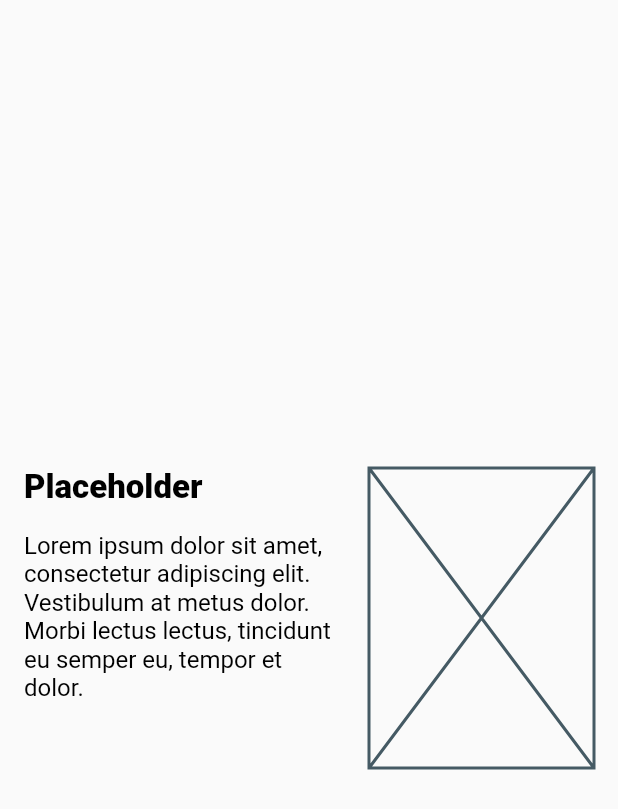
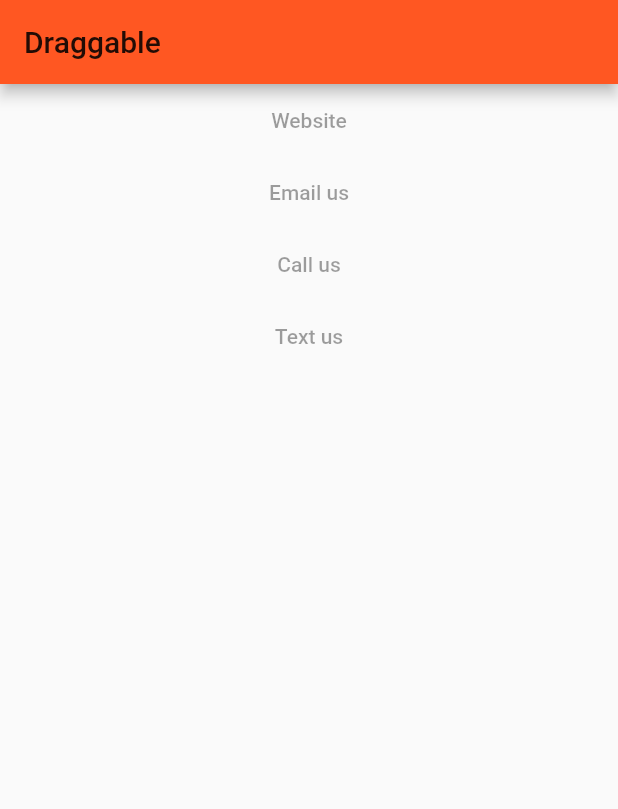
Before and after one commit to filiph/flutter_friday, a Flutter app: the screen it shows after launch, on a phone screen of 412 x 824 dp. Shown: the top 809 px of the screen. Run offline on Flutter 3.47's test engine with Material 2 defaults, Android fonts, the phone set to English and light mode, and no system bars; statements that could not run were skipped.

```diff
--- a/lib/main.dart
+++ b/lib/main.dart
@@ -1,6 +1,9 @@
+import 'dart:async';
+
 import 'package:flutter/cupertino.dart';
 import 'package:flutter/material.dart';
 import 'package:flutter/services.dart';
+import 'package:url_launcher/url_launcher.dart';
 
 void main() {
   SystemChrome.setSystemUIOverlayStyle(SystemUiOverlayStyle.dark);
@@ -34,14 +37,10 @@ class MyAppState extends State<MyApp> {
           primaryColorBrightness: Brightness.light,
         ),
         home: Scaffold(
-//          appBar: AppBar(
-//            title: Text('Draggable'),
-//          ),
+          appBar: AppBar(
+            title: Text('Draggable'),
+          ),
           body: MyHomePage(),
-//          floatingActionButton: FloatingActionButton(
-//            onPressed: () {},
-//            child: Icon(Icons.swap_vert),
-//          ),
         ));
   }
 }
@@ -49,42 +48,56 @@ class MyAppState extends State<MyApp> {
 class MyHomePage extends StatelessWidget {
   @override
   Widget build(BuildContext context) {
-    return DefaultTextStyle(
-      style: TextStyle(fontSize: 16.0, inherit: true, color: Colors.black),
-      child: Center(
-          child: Padding(
-        padding: const EdgeInsets.all(16.0),
-        child: SizedBox(
-          height: 200.0,
-          child: Row(
-            crossAxisAlignment: CrossAxisAlignment.start,
-            children: <Widget>[
-              Expanded(
-                  child: Column(
-                crossAxisAlignment: CrossAxisAlignment.start,
-                children: <Widget>[
-                  Text(
-                    'Placeholder',
-                    style:
-                        TextStyle(fontSize: 22.0, fontWeight: FontWeight.w900),
-                  ),
-                  SizedBox(
-                    height: 16.0,
-                  ),
-                  Text(
-                      'Lorem ipsum dolor sit amet, consectetur adipiscing elit. Vestibulum at metus dolor. Morbi lectus lectus, tincidunt eu semper eu, tempor et dolor. '),
-                ],
-              )),
-              SizedBox(
-                width: 16.0,
-              ),
-              Placeholder(
-                fallbackWidth: 150.0,
-              ),
-            ],
-          ),
+    return ListView(
+      children: [
+        MyUrlButton(
+          'Website',
+          enabled: canLaunch('https://flutter.io/'),
+          onPressed: () => launch('https://flutter.io/'),
         ),
-      )),
+        MyUrlButton(
+          'Email us',
+          enabled: canLaunch('mailto:info@example.com'),
+          onPressed: () => launch('mailto:info@example.com'),
+        ),
+        MyUrlButton(
+          'Call us',
+          enabled: canLaunch('tel:+1-650-000-1842'),
+          onPressed: () => launch('tel:+1-650-000-1842'),
+        ),
+        MyUrlButton(
+          'Text us',
+          enabled: canLaunch('sms:+1-650-000-1842'),
+          onPressed: () => launch('sms:+1-650-000-1842'),
+        ),
+      ],
     );
   }
 }
+
+class MyUrlButton extends StatelessWidget {
+  final String text;
+  final void Function() onPressed;
+  final Future<bool> enabled;
+
+  MyUrlButton(
+    this.text, {
+    Key key,
+    this.onPressed,
+    this.enabled,
+  }) : super(key: key);
+
+  @override
+  Widget build(BuildContext context) {
+    return FutureBuilder(
+      future: enabled,
+      initialData: false,
+      builder: (context, snapshot) {
+        return MaterialButton(
+          onPressed: snapshot.data ? onPressed : null,
+          child: Text(text),
+        );
+      },
+    );
+  }
+}
```
Also changed, not shown: 6 other files.
